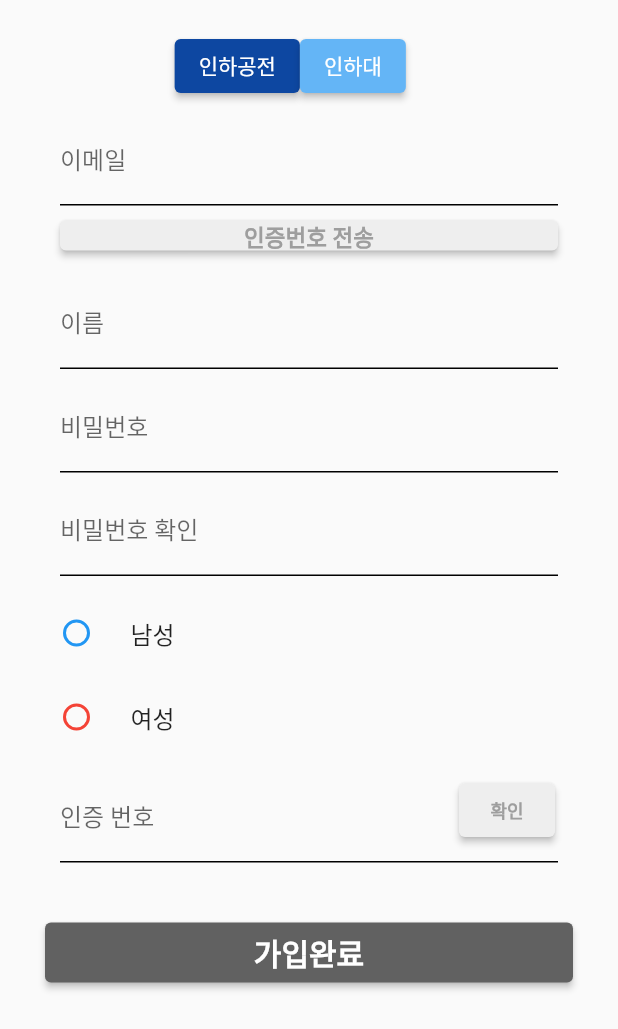
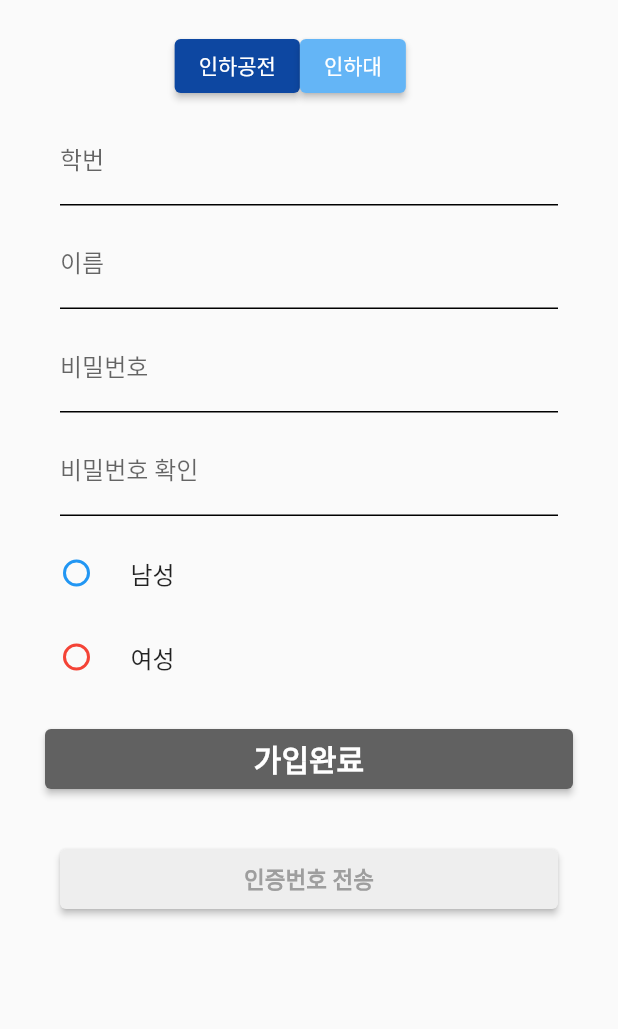
Before and after one commit to OBJECT-INHATC/INHA_CARPOOL_APP, a Flutter app: the RegisterPage screen opened directly, on a phone screen of 412 x 824 dp. Shown: the top 1029 px of the screen. Run offline on Flutter 3.47's test engine with Material 2 defaults, Android fonts, the phone set to English and light mode, and no system bars; our stand-ins replace cloud_firestore, easy_localization, eva_icons_flutter, firebase_auth, firebase_core, flutter_cache_manager and 12 more; missing offline and left inert: app_settings, nav; accounts and stored records are empty.

Commit message:
feat(screen) 이메일 인증 보내기 구현
-이메일 인증 보내기 구현
- 회원가입 ui 수정
- 성별 버튼 애니메이션 수정

```diff
--- a/inha_carpool/lib/screen/register/s_register.dart
+++ b/inha_carpool/lib/screen/register/s_register.dart
@@ -1,5 +1,8 @@
+import 'package:firebase_auth/firebase_auth.dart';
 import 'package:flutter/material.dart';
+import 'package:nav/nav.dart';
 import '../../service/sv_auth.dart';
+import '../dialog/d_auth_verification.dart';
 
 /// 0824 서은율 한승완
 /// 회원 가입 페이지
@@ -34,6 +37,7 @@ class _RegisterPageState extends State<RegisterPage> {
 
   // 성별
   String? gender;
+  var genders;
 
   @override
   Widget build(BuildContext context) {
@@ -54,6 +58,8 @@ class _RegisterPageState extends State<RegisterPage> {
                       children: [
                         Container(
                           padding: const EdgeInsets.fromLTRB(15, 20, 40, 0),
+                          width: double.infinity,
+
                           child: Row(
                             mainAxisAlignment: MainAxisAlignment.center,
                             children: [
@@ -88,7 +94,7 @@ class _RegisterPageState extends State<RegisterPage> {
                               focusedBorder: const UnderlineInputBorder(
                                 borderSide: BorderSide(color: Colors.blue),
                               ),
-                              labelText: '이메일',
+                              labelText: '학번',
                               suffixText: academy,
                             ),
                             onChanged: (text) {
@@ -98,23 +104,7 @@ class _RegisterPageState extends State<RegisterPage> {
                             },
                           ),
                         ),
-                        Container(
-                          height: 40,
-                          padding: const EdgeInsets.fromLTRB(40, 10, 40, 10),
-                          child: ElevatedButton(
-                              style: ElevatedButton.styleFrom(
-                                minimumSize: const Size.fromHeight(50),
-                                backgroundColor: Colors.grey[200],
-                              ),
-                              child: const Text('인증번호 전송',
-                                  style: TextStyle(
-                                      fontSize: 15,
-                                      color: Colors.grey,
-                                      fontWeight: FontWeight.bold)),
-                              onPressed: () {
-                                /// TODO : 0825 서은율 추가 -> 인증 메일 전송
-                              }),
-                        ),
+
 
                         Container(
                           padding: const EdgeInsets.fromLTRB(40, 10, 40, 0),
@@ -196,9 +186,13 @@ class _RegisterPageState extends State<RegisterPage> {
                               RadioListTile(
                                 title: const Text("남성"),
                                 value: "남성",
-                                groupValue: gender,
+                                groupValue: genders,
                                 onChanged: (value) {
-                                  gender = value.toString();
+                                  setState(() {
+                                    genders = value;
+                                    gender = value.toString();
+                                  });
+
                                 },
                                 fillColor:
                                     MaterialStateProperty.all(Colors.blue),
@@ -206,9 +200,12 @@ class _RegisterPageState extends State<RegisterPage> {
                               RadioListTile(
                                 title: const Text("여성"),
                                 value: "여성",
-                                groupValue: gender,
+                                groupValue: genders,
                                 onChanged: (value) {
-                                  gender = value.toString();
+                                  setState(() {
+                                    genders = value;
+                                    gender = value.toString();
+                                  });
                                 },
                                 fillColor:
                                     MaterialStateProperty.all(Colors.red),
@@ -217,42 +214,46 @@ class _RegisterPageState extends State<RegisterPage> {
                           ),
                         ),
                         // SizedBox(height: mediaHeight(context, 0.1)),
-                        Container(
-                          padding: const EdgeInsets.fromLTRB(40, 10, 40, 20),
-                          child: Stack(
-                            children: [
-                              TextField(
-                                obscureText: true,
-                                decoration: const InputDecoration(
-                                  enabledBorder: UnderlineInputBorder(
-                                    borderSide: BorderSide(color: Colors.black),
-                                  ),
-                                  focusedBorder: UnderlineInputBorder(
-                                    borderSide: BorderSide(color: Colors.blue),
-                                  ),
-                                  labelText: '인증 번호',
-                                ),
-                                onChanged: (text) {
-                                  // 텍스트 필드 값 변경 시 실행할 코드 작성
-                                },
-                              ),
-                              Positioned(
-                                right: 2,
-                                child: ElevatedButton(
-                                  style: ElevatedButton.styleFrom(
-                                    backgroundColor: Colors.grey[200],
-                                  ),
-                                  onPressed: () {},
-                                  child: const Text('확인',
-                                      style: TextStyle(
-                                          fontSize: 12,
-                                          color: Colors.grey,
-                                          fontWeight: FontWeight.bold)),
-                                ),
-                              ),
-                            ],
-                          ),
-                        ),
+                        // Container(
+                        //   padding: const EdgeInsets.fromLTRB(40, 10, 40, 20),
+                        //   child: Stack(
+                        //     children: [
+                        //       TextField(
+                        //         obscureText: true,
+                        //         decoration: const InputDecoration(
+                        //           enabledBorder: UnderlineInputBorder(
+                        //             borderSide: BorderSide(color: Colors.black),
+                        //           ),
+                        //           focusedBorder: UnderlineInputBorder(
+                        //             borderSide: BorderSide(color: Colors.blue),
+                        //           ),
+                        //           labelText: '인증 번호',
+                        //         ),
+                        //         onChanged: (text)async {
+                        //           // 텍스트 필드 값 변경 시 실행할 코드 작성
+                        //
+                        //
+                        //           print("인증 메일 전송");
+                        //         },
+                        //       ),
+                        //       Positioned(
+                        //         right: 2,
+                        //         child: ElevatedButton(
+                        //           style: ElevatedButton.styleFrom(
+                        //             backgroundColor: Colors.grey[200],
+                        //           ),
+                        //           onPressed: () {},
+                        //           child: const Text('확인',
+                        //               style: TextStyle(
+                        //                   fontSize: 12,
+                        //                   color: Colors.grey,
+                        //                   fontWeight: FontWeight.bold)),
+                        //         ),
+                        //       ),
+                        //     ],
+                        //   ),
+                        // ),
+
                         Container(
                           height: 80,
                           padding: const EdgeInsets.fromLTRB(30, 20, 30, 20),
@@ -266,15 +267,14 @@ class _RegisterPageState extends State<RegisterPage> {
                                       fontSize: 20,
                                       color: Colors.white,
                                       fontWeight: FontWeight.bold)),
-                              onPressed: () {
+                              onPressed: () async{
 
                                 AuthService()
                                     .registerUserWithEmailandPassword(username,
                                         email, password, "dummy", gender!)
                                     .then((value) async{
                                   if (value == true) {
-                                    showSnackbar(context, Colors.green, "회원가입이 완료되었습니다. \n 메일에서 인증을 완료해주세요.");
-                                    Navigator.pop(context);
+                                    showSnackbar(context, Colors.green, "회원가입이 완료되었습니다. \n 메일 인증을 완료해주세요.");
                                   }
                                   else {
                                     showSnackbar(context, Colors.red, value);
@@ -285,6 +285,27 @@ class _RegisterPageState extends State<RegisterPage> {
 
                               }),
                         ),
+                        Container(
+                          height: 80,
+                          padding: const EdgeInsets.fromLTRB(40, 20, 40, 20),
+                          child: ElevatedButton(
+                              style: ElevatedButton.styleFrom(
+                                minimumSize: const Size.fromHeight(50),
+                                backgroundColor: Colors.grey[200],
+                              ),
+                              child: const Text('인증번호 전송',
+                                  style: TextStyle(
+                                      fontSize: 15,
+                                      color: Colors.grey,
+                                      fontWeight: FontWeight.bold)),
+                              onPressed: () async{
+                                await FirebaseAuth.instance.currentUser!.sendEmailVerification();
+                                Nav.push(const auth_verificationDialog());
+
+                                /// TODO : 0825 서은율 추가 -> 인증 메일 전송
+                              }),
+                        ),
+
                       ],
                     ),
                   ),
@@ -312,4 +333,5 @@ class _RegisterPageState extends State<RegisterPage> {
     );
   }
 
+
 }
```
Also changed, not shown: inha_carpool/lib/screen/dialog/d_auth_verification.dart (added, +88 -0 lines), 1 other file.
